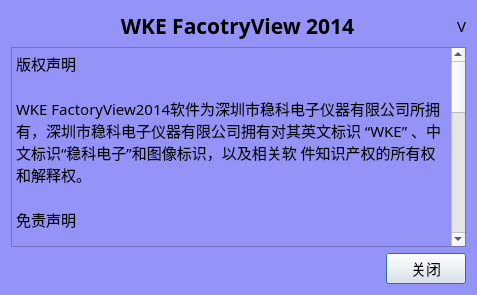
Old version of the form common/frmAbout.ui in the repository caicaiking/WKEFactoryView2014.
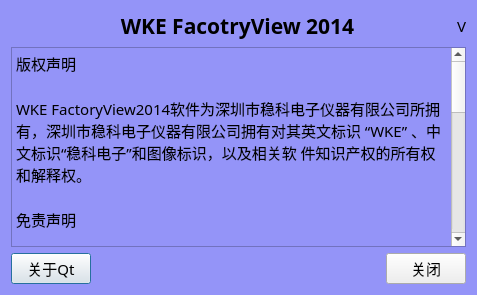
New version of the form. Icons and pictures are not drawn.

```diff
--- a/common/frmAbout.ui
+++ b/common/frmAbout.ui
@@ -117,6 +117,25 @@
    </item>
    <item>
     <layout class="QHBoxLayout" name="horizontalLayout_3">
+     <item>
+      <widget class="QPushButton" name="btnAboutQT">
+       <property name="minimumSize">
+        <size>
+         <width>0</width>
+         <height>30</height>
+        </size>
+       </property>
+       <property name="font">
+        <font>
+         <family>楷体</family>
+         <pointsize>11</pointsize>
+        </font>
+       </property>
+       <property name="text">
+        <string>关于Qt</string>
+       </property>
+      </widget>
+     </item>
      <item>
       <spacer name="horizontalSpacer">
        <property name="orientation">
```
